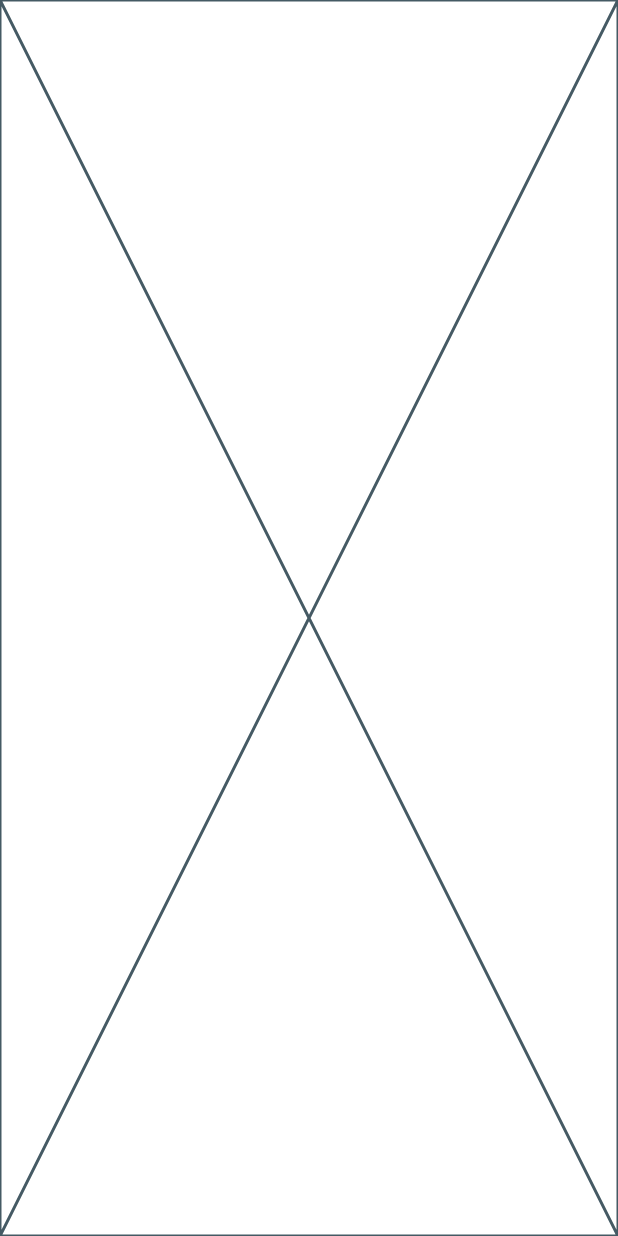
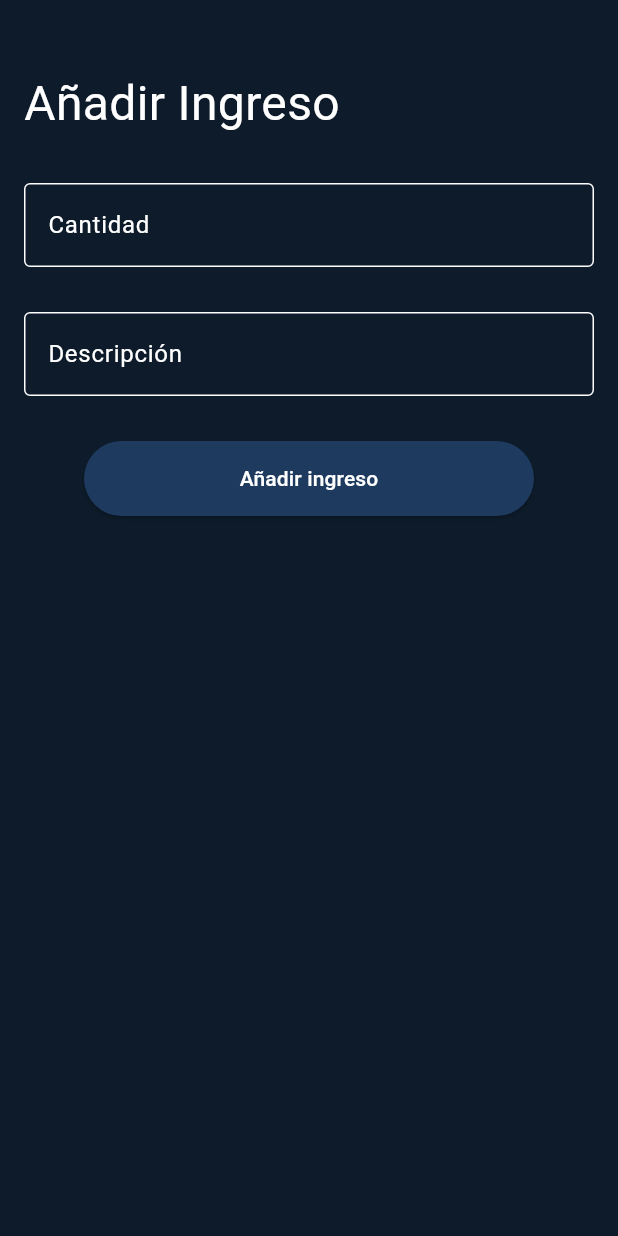
Before and after one commit to FrMnJ/quant, a Flutter app: the screen it shows after launch, after a tap on "Añadir ingreso", on a phone screen of 412 x 824 dp. Run offline on Flutter 3.47's test engine with Material 3 defaults, Android fonts, the phone set to English and light mode, and no system bars.

Commit message:
feat: add income page and quatity as string

```diff
--- /dev/null
+++ b/lib/components/income_creation_form.dart
@@ -0,0 +1,135 @@
+
+import 'package:flutter/material.dart';
+import 'package:flutter/services.dart';
+import 'package:provider/provider.dart';
+import 'package:quant/domain/income.dart';
+import 'package:quant/state/quantity_state_provider.dart';
+
+class IncomeCreationForm extends StatefulWidget {
+  const IncomeCreationForm({super.key});
+
+  @override
+  IncomeCreationFormState createState() {
+    return IncomeCreationFormState();
+  }
+}
+
+// Define a corresponding State class.
+// This class holds data related to the form.
+class IncomeCreationFormState extends State<IncomeCreationForm> {
+  // Create a global key that uniquely identifies the Form widget
+  // and allows validation of the form.
+  //
+  // Note: This is a `GlobalKey<FormState>`,
+  // not a GlobalKey<MyCustomFormState>.
+  final _formKey = GlobalKey<FormState>();
+  final quantityController = TextEditingController();
+  final descriptionController = TextEditingController();
+
+  @override
+  void dispose() {
+    quantityController.dispose();
+    descriptionController.dispose();
+    super.dispose();
+  }
+
+  double get quantityNum {
+    return double.parse(quantityController.text.trim());
+  }
+
+  @override
+  Widget build(BuildContext context) {
+    var colorScheme = Theme.of(context).colorScheme;
+    return Padding(
+      padding: const EdgeInsets.all(16.0),
+      child: Form(
+        key: _formKey,
+        child: Column(
+          crossAxisAlignment: CrossAxisAlignment.start,
+          children: <Widget>[
+            SizedBox(height: 30,),
+            Text(
+              'Añadir Ingreso',
+              style: TextStyle(
+              fontSize: 32,
+              color: colorScheme.onSurface,
+              ),
+            ),
+            const SizedBox(height: 30),
+            TextFormField(
+              controller: quantityController,
+              keyboardType: TextInputType.numberWithOptions(decimal: true),
+              key: Key("amountField"),
+              validator: (quantity){
+                if(quantityController.text.length > 6){
+                  return "Número demasiado largo, trata de reducirlo";
+                }
+                return null;
+              },
+              inputFormatters: [FilteringTextInputFormatter.deny(RegExp('[\\-|\\ ]'))],
+              decoration: InputDecoration(
+                labelText: 'Cantidad',
+                border: OutlineInputBorder(),
+              ),
+            ),
+            const SizedBox(height: 30.0),
+            TextFormField(
+              controller: descriptionController,
+              key: Key("descriptionField"),
+              validator: (description) {
+                if (descriptionController.text.length < 3) {
+                  return "Ingresa una descripción de 3 o más caracteres.";
+                }
+                return null;
+              },
+              decoration: InputDecoration(
+                labelText: 'Descripción',
+                border: OutlineInputBorder(),
+              ),
+            ),
+            const SizedBox(height: 30),
+            Center(
+              child: SizedBox(
+                width: 300,
+                height: 50,
+                child: ElevatedButton(
+                  key: Key("saveIncomeButton"),
+                  style: ButtonStyle(
+                    backgroundColor: WidgetStateProperty.all(colorScheme.primary),
+                  ),
+                  onPressed: () {
+                    if (_formKey.currentState!.validate()) {
+                      try {
+                        Income income = Income(quantityNum, descriptionController.text.trim());
+                        context.read<QuantityStateProvider>().addIncome(income);
+                        Navigator.pushNamed(context, '/home');
+                        ScaffoldMessenger.of(context).showSnackBar(
+                          SnackBar(
+                            content: Text("Ingreso añadido correctamente"),
+                          ),
+                        );
+                      } on Exception catch (_) {
+                        ScaffoldMessenger.of(context).showSnackBar(
+                          SnackBar(
+                            backgroundColor: colorScheme.error,
+                            content: Text("Error al convertir cantidad a número."),
+                          ),
+                        );
+                      }
+                    }
+                  },
+                  child: Text(
+                    "Añadir ingreso",
+                    style: TextStyle(
+                      color: colorScheme.onPrimary,
+                    )
+                  ),
+                ),
+              ),
+            ),
+          ],
+        ),
+      ),
+    );
+  }
+}
--- a/lib/components/quant.dart
+++ b/lib/components/quant.dart
@@ -1,9 +1,12 @@
 import 'package:flutter/material.dart';
+import 'package:provider/provider.dart';
+import 'package:quant/state/quantity_state_provider.dart';
 
 class Quant extends StatelessWidget {
   const Quant({
     super.key,
   });
+
 
   @override
   Widget build(BuildContext context) {
@@ -16,7 +19,7 @@ class Quant extends StatelessWidget {
       child: Padding(
         padding: EdgeInsets.symmetric(vertical: 30, horizontal: 50),
         child: Text(
-          "\$00.00",
+          "\$${context.watch<QuantityStateProvider>().quantityAsString()}",
           style: TextStyle(
             fontSize: 40,
             fontWeight: FontWeight.bold,
--- a/lib/main.dart
+++ b/lib/main.dart
@@ -1,7 +1,9 @@
 import 'package:flutter/material.dart';
+import 'package:provider/provider.dart';
 import 'package:quant/pages/create_expense_page.dart';
 import 'package:quant/pages/create_income_page.dart';
 import 'package:quant/pages/home_page.dart';
+import 'package:quant/state/quantity_state_provider.dart';
 import 'package:quant/theme/colors.dart';
 
 void main() {
@@ -13,7 +15,11 @@ class App extends StatelessWidget {
 
   @override
   Widget build(BuildContext context) {
-    return MaterialApp(
+    return MultiProvider(
+      providers: [
+        ChangeNotifierProvider(create: (_) => QuantityStateProvider()),
+      ],
+      child: MaterialApp(
         title: 'quant',
         debugShowCheckedModeBanner: false,
         theme: ThemeData(
@@ -32,11 +38,13 @@ class App extends StatelessWidget {
         ),
         home: const HomePage(),
         routes: {
+          '/home': (context) => HomePage(),
           // Incomes
           '/incomes/create': (context) => CreateIncomePage(),
           // Expenses
           '/expenses/create': (context) => CreateExpensePage(),
         },
+      ),
     );
   }
 }
--- a/lib/pages/create_income_page.dart
+++ b/lib/pages/create_income_page.dart
@@ -1,11 +1,16 @@
 
 import 'package:flutter/material.dart';
+import 'package:quant/components/income_creation_form.dart';
 
 class CreateIncomePage extends StatelessWidget{
   const CreateIncomePage({super.key});
 
   @override
   Widget build(BuildContext context) {
-     return Placeholder();
+     return Scaffold(
+        body: SafeArea(
+          child: IncomeCreationForm()
+        ),
+     );
   }
 }
--- a/lib/state/app_state_provider.dart
+++ b/lib/state/quantity_state_provider.dart
@@ -2,12 +2,12 @@ import 'package:flutter/material.dart';
 import 'package:quant/domain/expense.dart';
 import 'package:quant/domain/income.dart';
 
-class AppStateProvider extends ChangeNotifier{
+class QuantityStateProvider extends ChangeNotifier{
   late double _quantity;
   late List<Income> _incomes;
   late List<Expense> _expenses;
 
-  AppStateProvider({double quantity = 0.0}){
+  QuantityStateProvider({double quantity = 0.0}){
     _quantity = quantity;
     _incomes = List<Income>.empty(growable: true);
     _expenses = List<Expense>.empty(growable: true);
@@ -34,4 +34,12 @@ class AppStateProvider extends ChangeNotifier{
     _expenses.add(expense);
     notifyListeners();
   }
+
+  String quantityAsString() {
+    String quantityStr = _quantity.toStringAsFixed(2);
+    if (quantityStr.length > 10) {
+      quantityStr = quantityStr.substring(0, 10);
+    }
+    return quantityStr;
+  }
 }
--- a/pubspec.yaml
+++ b/pubspec.yaml
@@ -34,6 +34,8 @@ dependencies:
   # The following adds the Cupertino Icons font to your application.
   # Use with the CupertinoIcons class for iOS style icons.
   cupertino_icons: ^1.0.8
+  provider: ^6.1.2
+  intl: ^0.20.2
 
 dev_dependencies:
   flutter_test:
```
Also changed, not shown: pubspec.lock, 4 other files. Lines whose indentation alone changed are shown as unchanged.
